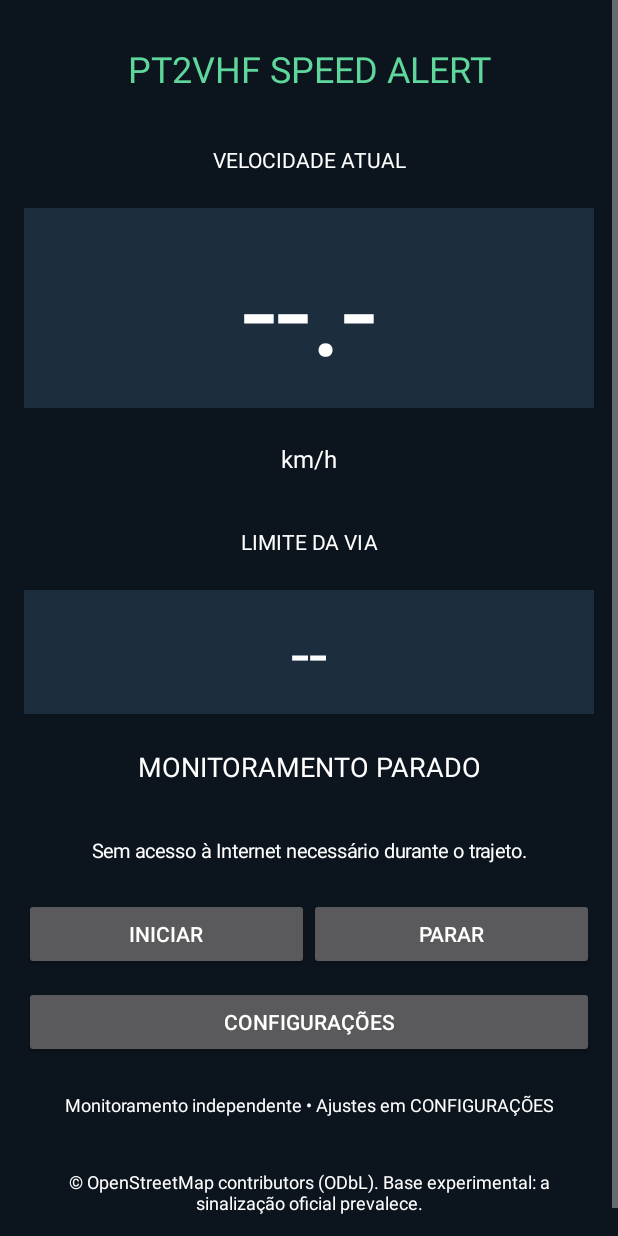
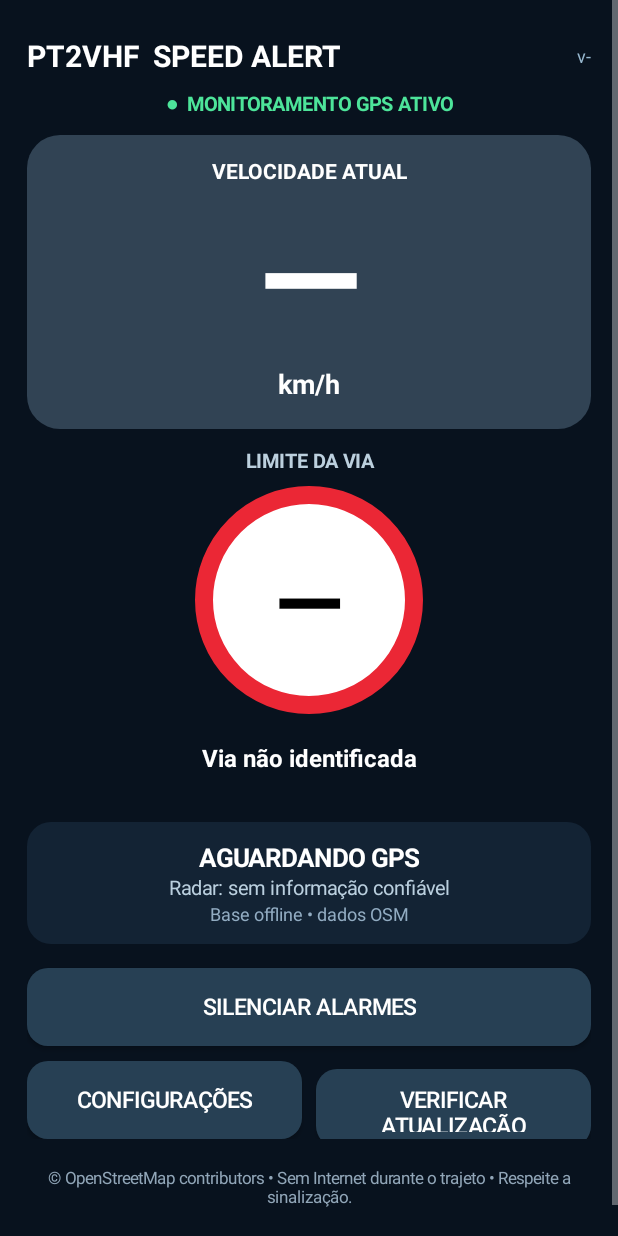
Before and after one commit to alexpmr/speed-alert, an Android app: the MainActivity screen opened directly, with no data from a screen before it, on a phone screen of 412 x 824 dp. Run offline under Robolectric (Android 15) with nearby library versions, the phone set to English and light mode, and no system bars; 1 statement that could not run was skipped.

Commit message:
feat(ui): polished driver-focused speed panel, circular speed sign, blinking threshold and audio mute

```diff
--- a/app/src/main/java/com/pt2vhf/speedalert/MainActivity.kt
+++ b/app/src/main/java/com/pt2vhf/speedalert/MainActivity.kt
@@ -4,82 +4,248 @@ import android.Manifest
 import android.app.Activity
 import android.content.*
 import android.content.pm.PackageManager
+import android.content.res.Configuration
 import android.graphics.Color
+import android.graphics.Typeface
+import android.graphics.drawable.GradientDrawable
 import android.os.Build
 import android.os.Bundle
+import android.os.Handler
+import android.os.Looper
+import android.view.Gravity
+import android.view.View
 import android.view.WindowManager
-import android.view.Gravity
 import android.widget.*
-import java.util.Locale
+import kotlin.math.roundToInt
 
-class MainActivity: Activity() {
-  private lateinit var speed:TextView
-  private lateinit var limit:TextView
+/** Driver-first, high-contrast, responsive UI: no map and no start button. */
+class MainActivity:Activity() {
+  private val navy=Color.rgb(8,18,30)
+  private val panel=Color.rgb(19,35,52)
+  private val pale=Color.rgb(232,242,250)
+  private val green=Color.rgb(0,119,65)
+  private val yellow=Color.rgb(255,204,28)
+  private val red=Color.rgb(220,29,43)
+  private val darkRed=Color.rgb(105,10,22)
+  private val gray=Color.rgb(49,67,84)
+  private val ui=Handler(Looper.getMainLooper())
+  private val prefs by lazy { AppConfig.prefs(this) }
+  private lateinit var speedCard:LinearLayout
+  private lateinit var speedView:TextView
+  private lateinit var unitView:TextView
+  private lateinit var limitPlate:TextView
+  private lateinit var road:TextView
   private lateinit var status:TextView
+  private lateinit var radar:TextView
   private lateinit var source:TextView
-  private val pref by lazy { AppConfig.prefs(this) }
-  private val receiver=object:BroadcastReceiver() {
-    override fun onReceive(c:Context?,i:Intent?) {
-      if(i?.action==MonitorService.UPDATE)
-        render(i.getDoubleExtra("speed",-1.0),i.getDoubleExtra("limit",-1.0),
-          i.getStringExtra("status")?:"GPS indisponível",
-          i.getStringExtra("source")?:"--",i.getBooleanExtra("alarm",false))
+  private lateinit var mute:Button
+  private var currentSpeed=-1.0
+  private var currentLimit=-1.0
+  private var overLimit=false
+  private var blink=false
+  private val blinkTask=object:Runnable {
+    override fun run() {
+      blink=!blink
+      setSpeedBackground()
+      if(overLimit)ui.postDelayed(this,450L)
     }
   }
-  private fun text(s:String,size:Float):TextView=TextView(this).apply {
-    text=s;textSize=size;setTextColor(Color.WHITE);gravity=Gravity.CENTER
-    setPadding(12,18,12,18)
+  private val receiver=object:BroadcastReceiver() {
+    override fun onReceive(context:Context?,intent:Intent?) {
+      if(intent?.action!=MonitorService.UPDATE)return
+      showState(
+        intent.getDoubleExtra("speed",-1.0),
+        intent.getDoubleExtra("limit",-1.0),
+        intent.getStringExtra("status")?:"GPS INDISPONÍVEL",
+        intent.getStringExtra("source")?:"--",
+        intent.getStringExtra("road")?:"Via não identificada",
+        intent.getDoubleExtra("radar",-1.0),
+        intent.getBooleanExtra("radarActive",false),
+        intent.getBooleanExtra("muted",false)
+      )
+    }
   }
-  private fun add(root:LinearLayout,view:android.view.View) {
-    val p=LinearLayout.LayoutParams(-1,-2);p.setMargins(0,8,0,8);root.addView(view,p)
+  private fun dp(value:Int)=(value*resources.displayMetrics.density).toInt()
+  private fun bg(color:Int,radius:Int=18,stroke:Int?=null,border:Int=0):GradientDrawable {
+    val d=GradientDrawable()
+    d.setColor(color)
+    d.cornerRadius=dp(radius).toFloat()
+    if(stroke!=null)d.setStroke(dp(border),stroke)
+    return d
+  }
+  private fun label(value:String,size:Float,color:Int=pale,bold:Boolean=false):TextView =
+    TextView(this).apply {
+      text=value;textSize=size;setTextColor(color)
+      gravity=Gravity.CENTER
+      if(bold)typeface=Typeface.DEFAULT_BOLD
+      includeFontPadding=true
+    }
+  private fun add(root:LinearLayout,view:View,margin:Int=8) {
+    val p=LinearLayout.LayoutParams(-1,-2)
+    p.setMargins(0,dp(margin),0,dp(margin))
+    root.addView(view,p)
+  }
+  private fun section():LinearLayout = LinearLayout(this).apply {
+    orientation=LinearLayout.VERTICAL
+    gravity=Gravity.CENTER
+  }
+  private fun standardButton(s:String):Button = Button(this).apply {
+    text=s
+    textSize=15f
+    setTextColor(Color.WHITE)
+    isAllCaps=false
+    background=bg(Color.rgb(39,64,84),14)
+    minHeight=dp(52)
   }
   override fun onCreate(savedInstanceState:Bundle?) {
     super.onCreate(savedInstanceState)
-    window.statusBarColor=Color.rgb(12,20,29);window.navigationBarColor=Color.rgb(12,20,29)
-    val scroll=ScrollView(this).apply { setBackgroundColor(Color.rgb(12,20,29)) }
-    val box=LinearLayout(this).apply { orientation=LinearLayout.VERTICAL;setPadding(24,18,24,24) }
-    scroll.addView(box)
-    add(box,text("PT2VHF SPEED ALERT",24f).apply { setTextColor(Color.rgb(94,214,156)) })
-    add(box,text("VELOCIDADE ATUAL",14f))
-    speed=text("--.-",82f).apply { setBackgroundColor(Color.rgb(28,45,62)) }
-    add(box,speed)
-    add(box,text("km/h",16f))
-    add(box,text("LIMITE DA VIA",14f))
-    limit=text("--",44f).apply { setBackgroundColor(Color.rgb(28,45,62)) }
-    add(box,limit)
-    status=text("MONITORAMENTO PARADO",18f)
-    add(box,status)
-    source=text("Sem acesso à Internet necessário durante o trajeto.",13f)
-    add(box,source)
-    val buttons=LinearLayout(this)
-    val start=Button(this).apply { text="INICIAR";setOnClickListener { startMonitor() } }
-    val stop=Button(this).apply {
-      text="PARAR"
-      setOnClickListener {
-        startService(Intent(this@MainActivity,MonitorService::class.java).setAction(MonitorService.STOP))
-        render(-1.0,-1.0,"MONITORAMENTO PARADO","--",false)
+    window.statusBarColor=navy
+    window.navigationBarColor=navy
+    val scroll=ScrollView(this).apply { setBackgroundColor(navy);fillViewport=true }
+    val root=section().apply {setPadding(dp(18),dp(14),dp(18),dp(24))}
+    scroll.addView(root)
+    val header=LinearLayout(this).apply {orientation=LinearLayout.HORIZONTAL;gravity=Gravity.CENTER_VERTICAL}
+    val appName=label("PT2VHF  SPEED ALERT",20f,Color.WHITE,true).apply {
+      gravity=Gravity.START or Gravity.CENTER_VERTICAL
+    }
+    header.addView(appName,LinearLayout.LayoutParams(0,dp(46),1f))
+    val version=try {packageManager.getPackageInfo(packageName,0).versionName ?: "-"}catch(_:Exception){"-"}
+    header.addView(label("v"+version,12f,Color.rgb(151,184,207)),LinearLayout.LayoutParams(-2,dp(46)))
+    add(root,header,0)
+    add(root,label("●  MONITORAMENTO GPS ATIVO",13f,Color.rgb(77,228,154),true),0)
+
+    val dashboard=LinearLayout(this).apply {
+      orientation=if(resources.configuration.orientation==Configuration.ORIENTATION_LANDSCAPE)
+        LinearLayout.HORIZONTAL else LinearLayout.VERTICAL
+      gravity=Gravity.CENTER
+    }
+    speedCard=section().apply {
+      background=bg(gray,22)
+      setPadding(dp(22),dp(14),dp(22),dp(18))
+    }
+    speedCard.addView(label("VELOCIDADE ATUAL",14f,Color.WHITE,true))
+    speedView=label("—",90f,Color.WHITE,true)
+    speedCard.addView(speedView)
+    unitView=label("km/h",18f,Color.WHITE,true)
+    speedCard.addView(unitView)
+
+    val limitBox=section().apply {
+      setPadding(dp(14),dp(12),dp(14),dp(12))
+    }
+    limitBox.addView(label("LIMITE DA VIA",13f,Color.rgb(188,208,222),true))
+    limitPlate=label("—",60f,Color.BLACK,true).apply {
+      background=GradientDrawable().apply {
+        shape=GradientDrawable.OVAL
+        setColor(Color.WHITE)
+        setStroke(dp(12),Color.rgb(235,39,53))
       }
+      gravity=Gravity.CENTER
     }
-    buttons.addView(start,LinearLayout.LayoutParams(0,-2,1f))
-    buttons.addView(stop,LinearLayout.LayoutParams(0,-2,1f))
-    add(box,buttons)
-    add(box,Button(this).apply {
-      text="CONFIGURAÇÕES"
-      setOnClickListener { startActivity(Intent(this@MainActivity,SettingsActivity::class.java)) }
+    val plateParams=LinearLayout.LayoutParams(dp(152),dp(152))
+    plateParams.setMargins(0,dp(8),0,dp(10))
+    limitBox.addView(limitPlate,plateParams)
+    road=label("Via não identificada",16f,Color.WHITE,true).apply {
+      maxLines=2
+      setPadding(dp(4),dp(8),dp(4),0)
+    }
+    limitBox.addView(road)
+
+    if(resources.configuration.orientation==Configuration.ORIENTATION_LANDSCAPE) {
+      dashboard.addView(speedCard,LinearLayout.LayoutParams(0,dp(237),1.2f).apply {
+        setMargins(0,0,dp(8),0)
+      })
+      dashboard.addView(limitBox,LinearLayout.LayoutParams(0,dp(237),1f))
+    } else {
+      dashboard.addView(speedCard,LinearLayout.LayoutParams(-1,-2))
+      dashboard.addView(limitBox,LinearLayout.LayoutParams(-1,-2))
+    }
+    add(root,dashboard,12)
+    val feedback=section().apply {
+      background=bg(panel,16)
+      setPadding(dp(12),dp(12),dp(12),dp(12))
+    }
+    status=label("AGUARDANDO GPS",17f,Color.WHITE,true)
+    radar=label("Radar: sem informação confiável",13f,Color.rgb(186,207,222))
+    source=label("Base offline • dados OSM",12f,Color.rgb(146,172,194))
+    feedback.addView(status)
+    feedback.addView(radar)
+    feedback.addView(source)
+    add(root,feedback,8)
+
+    mute=standardButton("SILENCIAR ALARMES")
+    mute.setOnClickListener {
+      val next=!AppConfig.muted(prefs)
+      prefs.edit().putBoolean("muted",next).apply()
+      setMuteLabel(next)
+      startService(Intent(this,MonitorService::class.java).setAction(MonitorService.MUTE))
+    }
+    add(root,mute,8)
+    val actions=LinearLayout(this).apply {orientation=LinearLayout.HORIZONTAL}
+    val settings=standardButton("CONFIGURAÇÕES").apply {
+      setOnClickListener {startActivity(Intent(this@MainActivity,SettingsActivity::class.java))}
+    }
+    val update=standardButton("VERIFICAR ATUALIZAÇÃO").apply {
+      setOnClickListener { UpdateManager.check(this@MainActivity,false) }
+    }
+    actions.addView(settings,LinearLayout.LayoutParams(0,dp(52),1f).apply {
+      setMargins(0,0,dp(5),0)
     })
-    add(box,text("Monitoramento independente • Ajustes em CONFIGURAÇÕES",12f))
-    add(box,text("© OpenStreetMap contributors (ODbL). Base experimental: a sinalização oficial prevalece.",12f))
+    actions.addView(update,LinearLayout.LayoutParams(0,dp(52),1f).apply {
+      setMargins(dp(5),0,0,0)
+    })
+    add(root,actions,2)
+    add(root,label("© OpenStreetMap contributors • Sem Internet durante o trajeto • Respeite a sinalização.",11f,Color.rgb(145,166,184)),16)
     setContentView(scroll)
-    // Consent gate always precedes auto-start and location permission requests.
+    setMuteLabel(AppConfig.muted(prefs))
+    // The launch disclaimer must be accepted before GPS and OTA checks.
     StartupDisclaimer.show(this) {
-      if (AppConfig.auto(pref)) startMonitor()
-      else status.text="MONITORAMENTO PARADO"
+      startMonitor()
+      if(AppConfig.autoUpdates(prefs))UpdateManager.check(this,true)
     }
+  }
+  private fun setMuteLabel(muted:Boolean) {
+    if(!::mute.isInitialized)return
+    mute.text=if(muted)"REATIVAR SOM DOS ALARMES" else "SILENCIAR ALARMES"
+    mute.background=bg(if(muted)Color.rgb(110,67,26) else Color.rgb(39,64,84),14)
+  }
+  private fun setSpeedBackground() {
+    if(!::speedCard.isInitialized)return
+    val bgColor=when {
+      currentSpeed<0 || currentLimit<=0 -> gray
+      overLimit -> if(blink)red else darkRed
+      currentSpeed>=currentLimit*0.95 -> yellow
+      else -> green
+    }
+    speedCard.background=bg(bgColor,22)
+    val fg=if(bgColor==yellow)Color.BLACK else Color.WHITE
+    speedView.setTextColor(fg)
+    unitView.setTextColor(fg)
+  }
+  private fun showState(v:Double,max:Double,message:String,origin:String,name:String,
+                        radarMeters:Double,radarAlert:Boolean,muted:Boolean) {
+    currentSpeed=v;currentLimit=max
+    speedView.text=if(v>=0)v.roundToInt().toString() else "—"
+    limitPlate.text=if(max>0)max.roundToInt().toString() else "—"
+    road.text=name.ifBlank{"Via não identificada"}
+    status.text=message
+    source.text="Fonte: "+origin
+    radar.text=when {
+      radarMeters<0 -> "Radar: nenhum confirmado à frente"
+      radarAlert -> "ATENÇÃO: RADAR A "+radarMeters.roundToInt()+" m"
+      else -> "Radar cadastrado a "+radarMeters.roundToInt()+" m"
+    }
+    radar.setTextColor(if(radarAlert)Color.rgb(255,108,108) else Color.rgb(186,207,222))
+    overLimit=max>0 && v>max
+    ui.removeCallbacks(blinkTask)
+    blink=false
+    setSpeedBackground()
+    if(overLimit)ui.postDelayed(blinkTask,450L)
+    setMuteLabel(muted)
   }
   private fun startMonitor() {
     if(checkSelfPermission(Manifest.permission.ACCESS_FINE_LOCATION)!=PackageManager.PERMISSION_GRANTED) {
       val perms=mutableListOf(Manifest.permission.ACCESS_FINE_LOCATION,Manifest.permission.ACCESS_COARSE_LOCATION)
-      if(Build.VERSION.SDK_INT>=33) perms.add(Manifest.permission.POST_NOTIFICATIONS)
+      if(Build.VERSION.SDK_INT>=33)perms.add(Manifest.permission.POST_NOTIFICATIONS)
       requestPermissions(perms.toTypedArray(),440)
       return
     }
@@ -87,33 +253,39 @@ class MainActivity: Activity() {
       startForegroundService(Intent(this,MonitorService::class.java).setAction(MonitorService.START))
       status.text="AGUARDANDO GPS"
     } catch(e:Exception) {
-      status.text="NÃO FOI POSSÍVEL INICIAR"
-      Toast.makeText(this,e.localizedMessage?:"Falha no serviço",Toast.LENGTH_LONG).show()
+      status.text="NÃO FOI POSSÍVEL INICIAR GPS"
+      Toast.makeText(this,e.localizedMessage ?: "Falha no serviço",Toast.LENGTH_LONG).show()
     }
   }
   override fun onRequestPermissionsResult(code:Int,perms:Array<out String>,results:IntArray) {
     super.onRequestPermissionsResult(code,perms,results)
-    if(code==440 && checkSelfPermission(Manifest.permission.ACCESS_FINE_LOCATION)==PackageManager.PERMISSION_GRANTED)
+    if(code!=440)return
+    if(checkSelfPermission(Manifest.permission.ACCESS_FINE_LOCATION)==PackageManager.PERMISSION_GRANTED)
       startMonitor()
-    else if(code==440) Toast.makeText(this,"Autorize localização precisa.",Toast.LENGTH_LONG).show()
+    else status.text="AUTORIZE LOCALIZAÇÃO PRECISA"
   }
   override fun onStart() {
     super.onStart()
-    if(Build.VERSION.SDK_INT>=33) registerReceiver(receiver,IntentFilter(MonitorService.UPDATE),Context.RECEIVER_NOT_EXPORTED)
-    else @Suppress("DEPRECATION") registerReceiver(receiver,IntentFilter(MonitorService.UPDATE))
-    MonitorService.latest?.let { render(it.speed,it.limit,it.status,it.source,it.alarm) }
+    if(Build.VERSION.SDK_INT>=33)
+      registerReceiver(receiver,IntentFilter(MonitorService.UPDATE),Context.RECEIVER_NOT_EXPORTED)
+    else {
+      @Suppress("DEPRECATION")
+      registerReceiver(receiver,IntentFilter(MonitorService.UPDATE))
+    }
+    MonitorService.latest?.let {
+      showState(it.speed,it.limit,it.status,it.source,it.roadName,it.radarMeters?:-1.0,
+        it.radarActive,it.muted)
+    }
   }
   override fun onResume() {
     super.onResume()
-    if(AppConfig.screen(pref)) window.addFlags(WindowManager.LayoutParams.FLAG_KEEP_SCREEN_ON)
+    if(AppConfig.screen(prefs))window.addFlags(WindowManager.LayoutParams.FLAG_KEEP_SCREEN_ON)
     else window.clearFlags(WindowManager.LayoutParams.FLAG_KEEP_SCREEN_ON)
+    setMuteLabel(AppConfig.muted(prefs))
   }
-  override fun onStop() { unregisterReceiver(receiver);super.onStop() }
-  private fun render(v:Double,max:Double,message:String,origin:String,alarm:Boolean) {
-    speed.text=if(v>=0) String.format(Locale.US,"%.1f",v) else "--.-"
-    limit.text=if(max>=0) String.format(Locale.US,"%.0f km/h",max) else "--"
-    status.text=message;source.text="Fonte: "+origin
-    speed.setTextColor(if(alarm) Color.rgb(255,85,85) else Color.WHITE)
-    status.setTextColor(if(alarm) Color.rgb(255,85,85) else Color.rgb(94,214,156))
+  override fun onStop() {
+    ui.removeCallbacks(blinkTask)
+    unregisterReceiver(receiver)
+    super.onStop()
   }
 }
```
